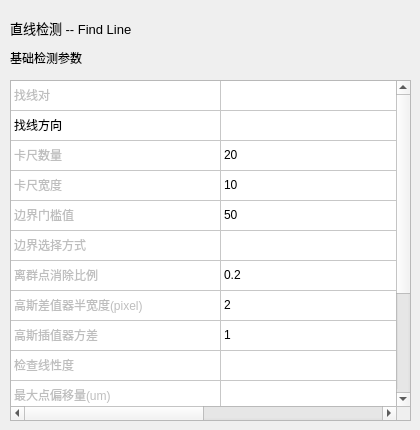
Above: VisionDetect/FindLineWidget.ui from chuandongxu/AOI before the change. Below: the same form after it.
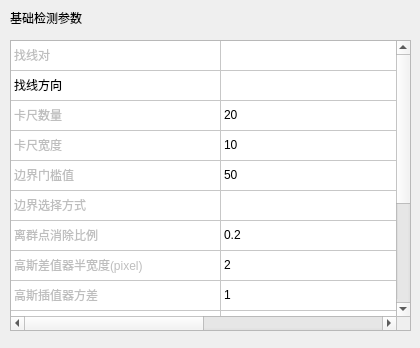
That is the form after the change.

```diff
--- a/VisionDetect/FindLineWidget.ui
+++ b/VisionDetect/FindLineWidget.ui
@@ -7,35 +7,17 @@
     <x>0</x>
     <y>0</y>
     <width>420</width>
-    <height>430</height>
+    <height>348</height>
    </rect>
   </property>
   <property name="windowTitle">
    <string>FindLineWidget</string>
   </property>
-  <widget class="QLabel" name="labelTitle">
-   <property name="geometry">
-    <rect>
-     <x>10</x>
-     <y>20</y>
-     <width>171</width>
-     <height>16</height>
-    </rect>
-   </property>
-   <property name="font">
-    <font>
-     <pointsize>10</pointsize>
-    </font>
-   </property>
-   <property name="text">
-    <string>直线检测 -- Find Line</string>
-   </property>
-  </widget>
   <widget class="QLabel" name="labelBasicParameter">
    <property name="geometry">
     <rect>
      <x>10</x>
-     <y>50</y>
+     <y>10</y>
      <width>81</width>
      <height>16</height>
     </rect>
@@ -48,9 +30,9 @@
    <property name="geometry">
     <rect>
      <x>10</x>
-     <y>80</y>
+     <y>40</y>
      <width>401</width>
-     <height>341</height>
+     <height>291</height>
     </rect>
    </property>
    <property name="rowCount">
```
